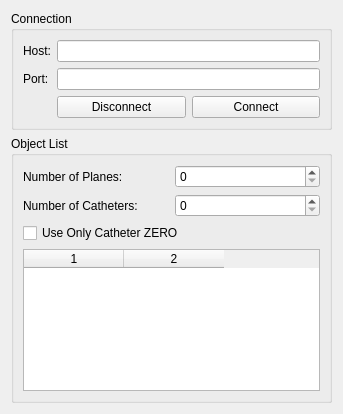
pengwg/vurtigo, file Plugins/GeomServer/GeomServer.ui: the form before one commit.
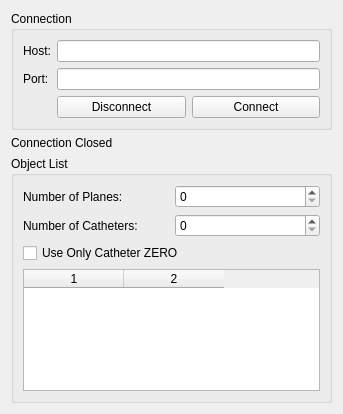
The form after the commit.

The edit to the form file:
```diff
--- a/Plugins/GeomServer/GeomServer.ui
+++ b/Plugins/GeomServer/GeomServer.ui
@@ -68,6 +68,19 @@
      </layout>
     </widget>
    </item>
+   <item>
+    <widget class="QLabel" name="connectstat">
+     <property name="maximumSize">
+      <size>
+       <width>250</width>
+       <height>16777215</height>
+      </size>
+     </property>
+     <property name="text">
+      <string>Connection Closed</string>
+     </property>
+    </widget>
+   </item>
    <item>
     <widget class="QGroupBox" name="objectListGroupBox">
      <property name="title">
```
